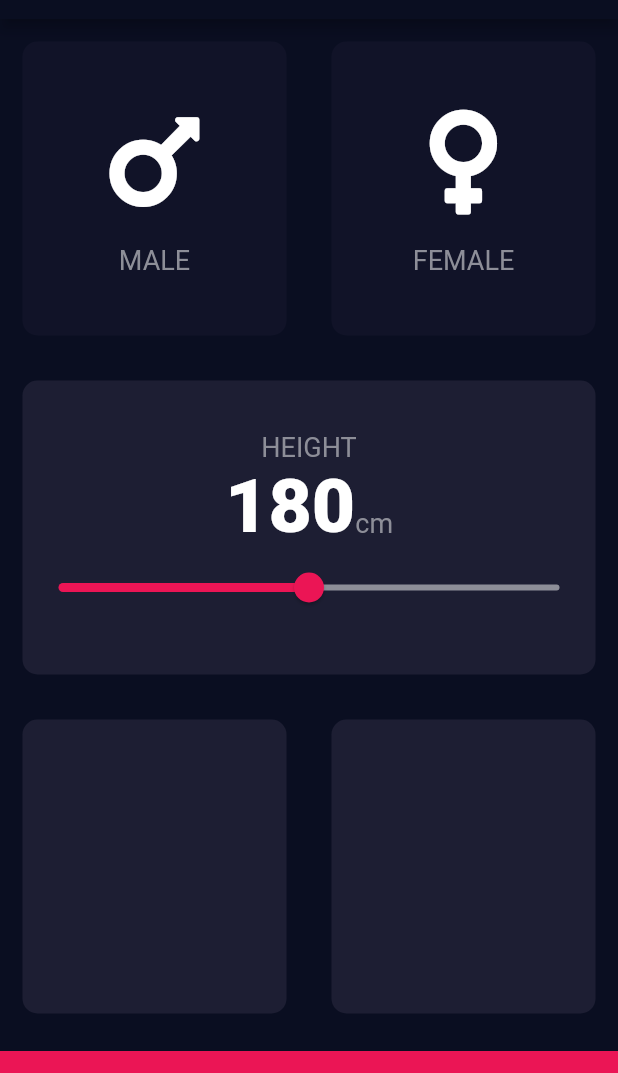
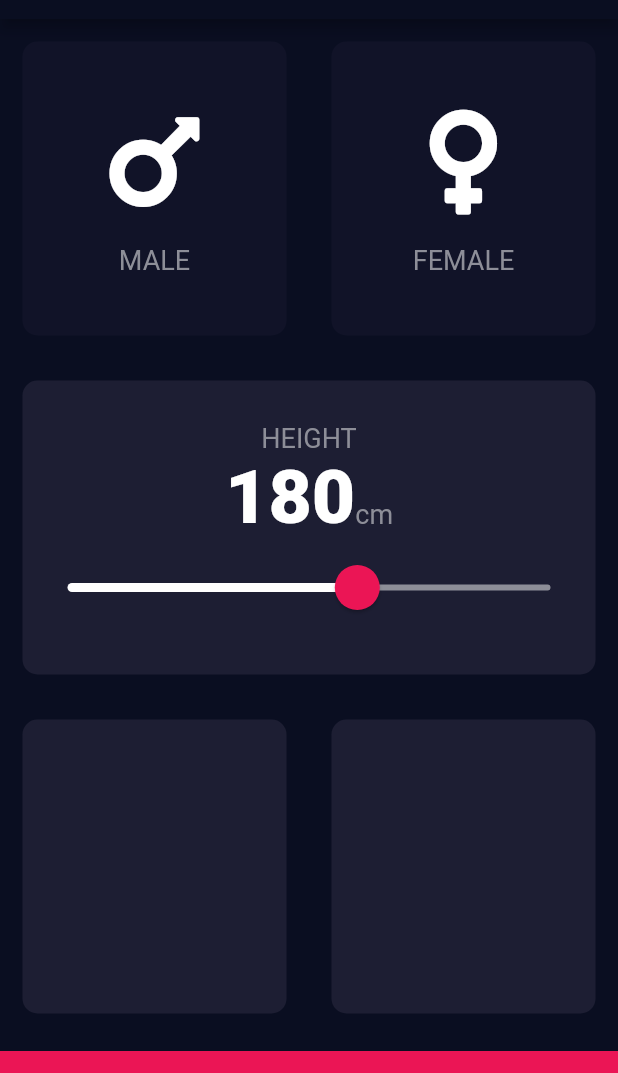
Before and after one commit to afadhitya/Flutter-Course-Example-Project, a Flutter app: the screen it shows after launch, on a phone screen of 412 x 824 dp, the part 65-1138 px from its top. Run offline on Flutter 3.47's test engine with Material 2 defaults, Android fonts, the phone set to English and light mode, and no system bars; our stand-ins replace audioplayers, font_awesome_flutter, rflutter_alert.

Commit message:
[ section 12 ] add theme for slider

```diff
--- a/Section 12/bmi-calculator-flutter-master/lib/input_page.dart
+++ b/Section 12/bmi-calculator-flutter-master/lib/input_page.dart
@@ -87,17 +87,28 @@
                       ),
                     ],
                   ),
-                  Slider(
+                  SliderTheme(
+                    data: SliderTheme.of(context).copyWith(
+                      activeTrackColor: Colors.white,
+                      thumbColor: Color(0xFFEB1555),
+                      overlayColor: Color(0x29EB1555),
+                      thumbShape:
+                          RoundSliderThumbShape(enabledThumbRadius: 15.0),
+                      overlayShape:
+                          RoundSliderOverlayShape(overlayRadius: 30.0),
+                    ),
+                    child: Slider(
                       value: height.toDouble(),
                       min: 120.0,
-                      max: 240.0,
-                      activeColor: Color(0xFFEB1555),
+                      max: 220.0,
                       inactiveColor: Color(0xFF8D8E98),
                       onChanged: (double newValue) {
                         setState(() {
                           height = newValue.round();
                         });
-                      }),
+                      },
+                    ),
+                  ),
                 ],
               ),
             ),
```
